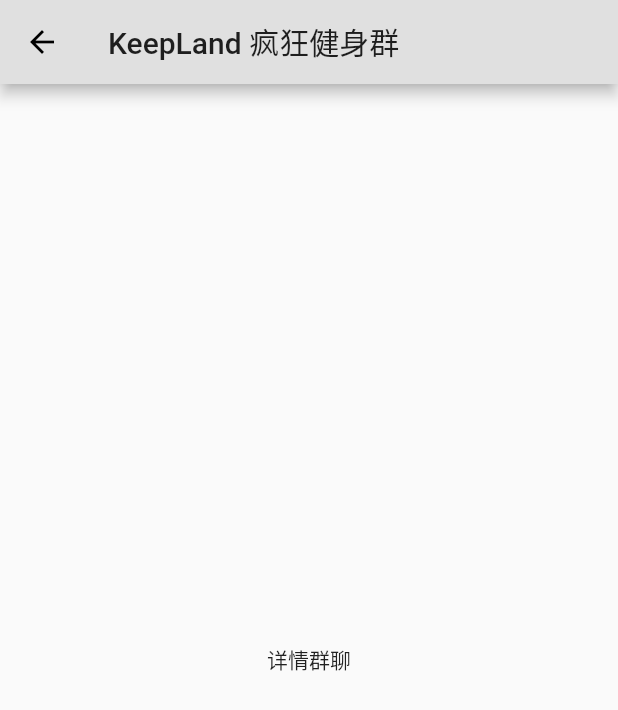
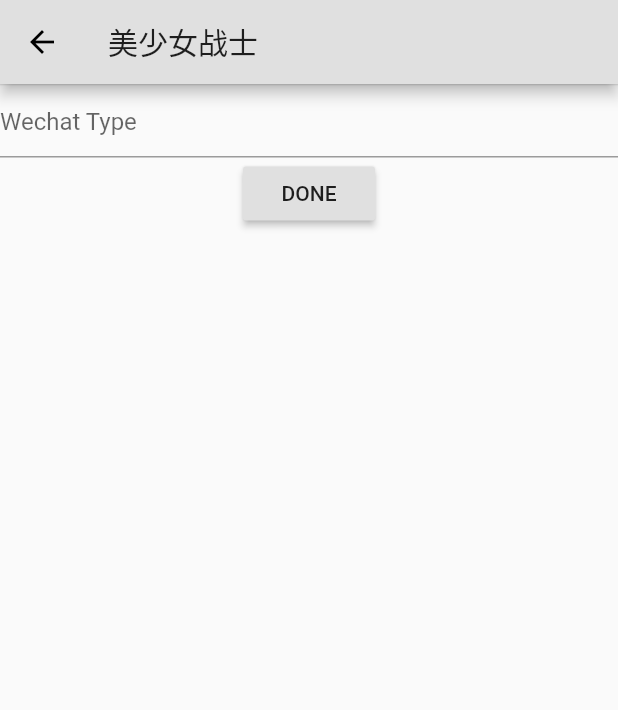
Before and after one commit to Linjiayu6/FlutterApp, a Flutter app: the screen it shows after launch, after a tap on "美少女战士", on a phone screen of 412 x 824 dp. Shown: the top 710 px of the screen. Run offline on Flutter 3.47's test engine with Material 2 defaults, Android fonts, the phone set to English and light mode, and no system bars; network calls fail.

```diff
--- a/lib/main.dart
+++ b/lib/main.dart
@@ -2,7 +2,7 @@
 import 'package:flutter/material.dart';
 
 import 'pages/index.dart';
-import 'pages/chatsDetail.dart';
+import 'pages/chatsMsg.dart';
 
 void main() {
   runApp(MainApp());
@@ -24,7 +24,7 @@ class MainApp extends StatelessWidget {
       ),
 
       routes: <String, WidgetBuilder> {
-        '/chats/detail': (_) => ChatsDetail(),
+        '/chats/msg': (_) => ChatsMsg(),
       }
     );
   }
--- a/lib/models/friendList_model.dart
+++ b/lib/models/friendList_model.dart
@@ -25,5 +25,11 @@ List<FriendListModel> friendListData = [
     message: '《蜡笔小新》是由臼井仪人创作的漫画，1990年8月，在《weekly漫画action》上开始连载。',
     avatarUrl: 'https://b-ssl.duitang.com/uploads/item/201311/05/20131105110122_VHujH.thumb.700_0.jpeg',
     time: '2019.07.02',
+  ),
+  new FriendListModel(
+    name: '樱桃小丸子',
+    message: '是由日本已故漫画家樱桃子创作的日本漫画作品，于1986年在少女漫画杂志《Ribon》开始连载，单行本由集英社发售全17册，后来改编成动画、游戏、电视剧。故事描叙小丸子以及其家人和同学展开，有关于亲情、友谊或是一些生活事情，令人回想起童年的稚气',
+    avatarUrl: 'https://ss0.bdstatic.com/70cFuHSh_Q1YnxGkpoWK1HF6hhy/it/u=3017480978,934230962&fm=26&gp=0.jpg',
+    time: '2019.07.01',
   )
 ];
--- a/lib/pages/chats.dart
+++ b/lib/pages/chats.dart
@@ -49,7 +49,7 @@ class ChatsState extends State<Chats> {
 class _FriendList extends StatelessWidget {
   // 无状态组件信息, 从父组件传入
   List friendList;
-  _FriendList({Key key, this.friendList}) : super(key: key);
+  _FriendList({ Key key, this.friendList }) : super(key: key);
 
   @override
   Widget build(BuildContext context) {
@@ -79,7 +79,13 @@ class _FriendList extends StatelessWidget {
 
   getItem(context, item) => GestureDetector(
     onTap: () {
-      Navigator.pushNamed(context, '/chats/detail');
+      print(item.name);
+      // 点击详情跳转至聊天详情页
+      Navigator.pushNamed(
+        context,
+        '/chats/msg',
+        arguments: { "name": item.name },
+      );
     },
     child: Container(
       margin: EdgeInsets.only(left: 15.0, right: 0.0, top: 15.0),
--- a/lib/pages/chatsDetail.dart
+++ /dev/null
@@ -1,23 +0,0 @@
-
-import 'package:flutter/material.dart';
-
-class ChatsDetail extends StatefulWidget {
-  ChatsDetail({ Key key}) : super(key: key);
-
-  ChatsDetailState createState () => ChatsDetailState();
-}
-
-class ChatsDetailState extends State<ChatsDetail> {
-  @override
-  Widget build(BuildContext context) {
-    return Scaffold(
-      appBar: new AppBar(
-        // webview 上面标题
-        title: new Text('KeepLand 疯狂健身群'),
-      ),
-      body: Center(
-        child: Text('详情群聊'),
-      )
-    );
-  }
-}
--- /dev/null
+++ b/lib/pages/chatsMsg.dart
@@ -0,0 +1,83 @@
+
+import 'package:flutter/material.dart';
+
+import '../models/chat_message.dart';
+
+class ChatsMsg extends StatefulWidget {
+  ChatsMsg({ Key key }) : super(key: key);
+
+  ChatsMsgState createState () => ChatsMsgState();
+}
+
+class ChatsMsgState extends State<ChatsMsg> {
+  // 保存信息内容
+  List<String> _messages = [];
+
+  @override
+  Widget build(BuildContext context) {
+    return Scaffold(
+      appBar: new AppBar(
+        // webview 上面标题
+        title: new Text('美少女战士'),
+      ),
+
+      body: Column(
+        children: <Widget> [
+          new Divider(height: 1.0),
+
+          new Container(
+            child: _buildMessages(),
+          ),
+        ]
+      )
+    );
+  }
+}
+
+class ChatMessageListItem extends StatelessWidget {
+  // 接收传入数据
+  ChatMessageListItem(this.message);
+  final ChatMessage message;
+
+  @override
+  Widget build(BuildContext context) {
+    return Text('message');
+  }
+}
+
+class _buildMessages extends StatelessWidget {
+  // A TextEditingController is basically a class that listens to its assigned TextField, and updates it's own internal state every time the text in the TextField changes.
+  final TextEditingController _controller = new TextEditingController();
+  List<String> _messages = [];
+
+  void _handleSubmitted(String text) {
+    print(text);
+    // 输入完后, 清空输入内容
+    _controller.clear();
+    // 将输入放到_messages里面
+    _messages.insert(0, text);
+    print(_messages);
+  }
+
+  @override
+  Widget build(BuildContext context) {
+    return Column(
+      mainAxisAlignment: MainAxisAlignment.center,
+      children: <Widget>[
+        TextField(
+          controller: _controller,
+          decoration: new InputDecoration(
+            hintText: 'Wechat Type',
+          ),
+        ),
+
+        RaisedButton(
+          onPressed: () {
+            _handleSubmitted(_controller.text);
+          },
+          child: new Text('DONE'),
+        ),
+      ],
+    );
+  }
+}
```
Also changed, not shown: lib/models/chat_message.dart (added, +20 -0 lines).
